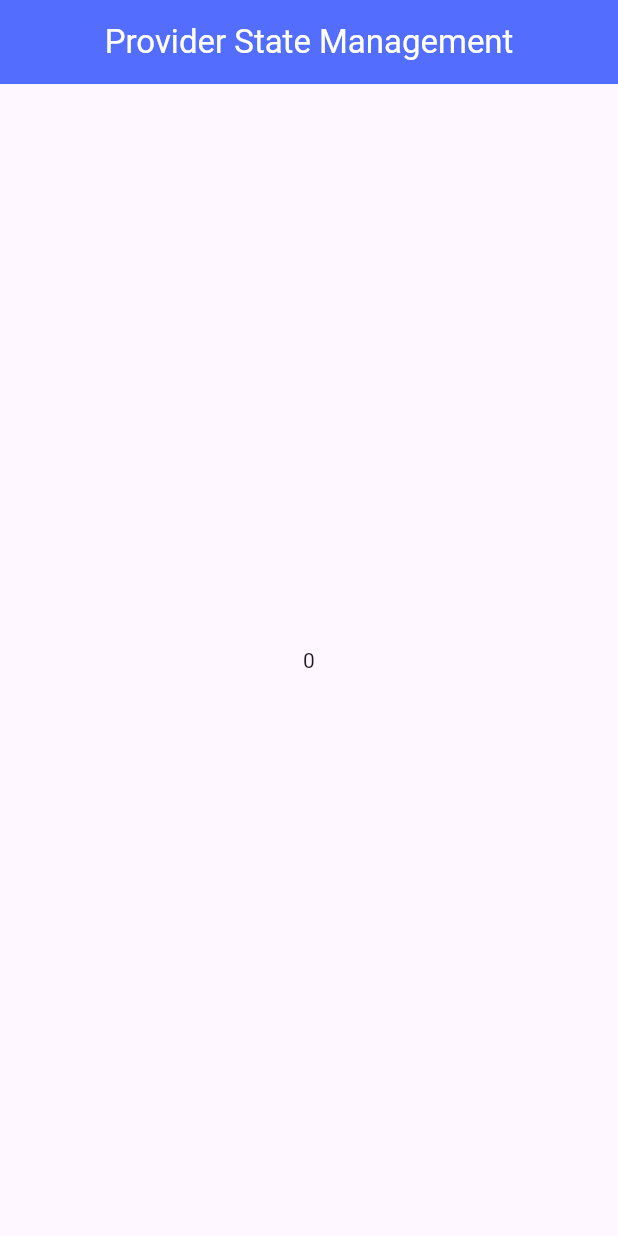
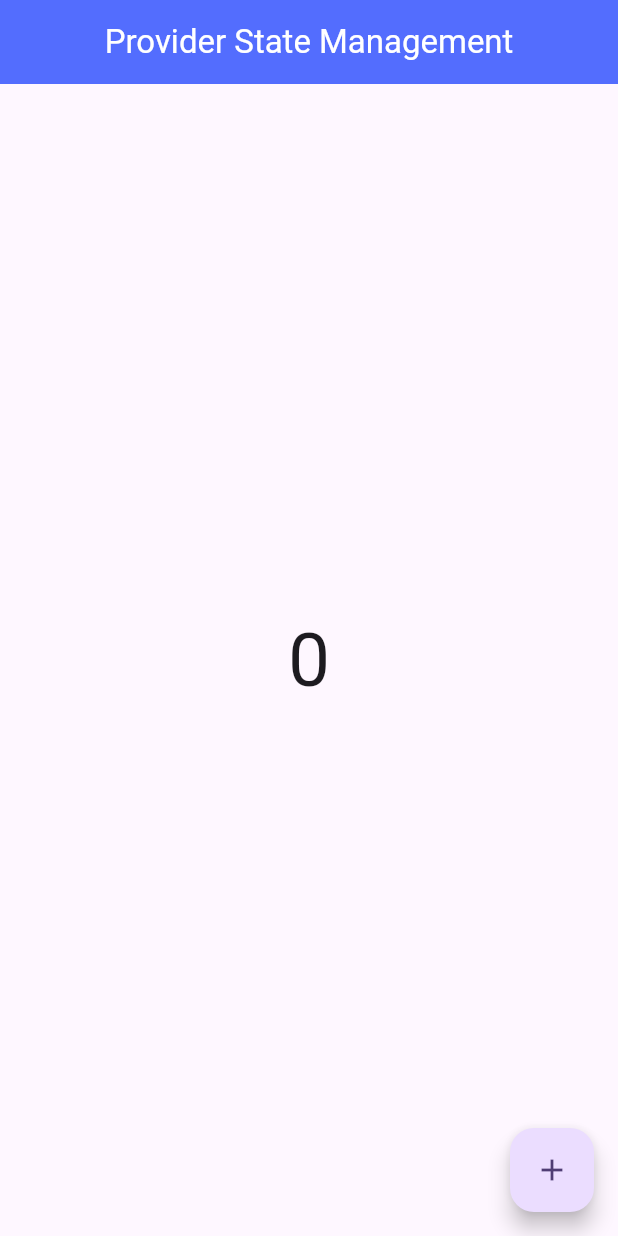
Before and after one commit to musman023/provider-state-management, a Flutter app: the screen it shows after launch, on a phone screen of 412 x 824 dp. Run offline on Flutter 3.47's test engine with Material 3 defaults, Android fonts, the phone set to English and light mode, and no system bars.

Commit message:
count provider

```diff
--- a/lib/provider/count_provider.dart
+++ b/lib/provider/count_provider.dart
@@ -1,3 +1,11 @@
 import 'package:flutter/material.dart';
 
-class CountProvider with ChangeNotifier {}
+class CountProvider with ChangeNotifier {
+  int _count = 0;
+  int get count => _count;
+
+  void setCount() {
+    _count++;
+    notifyListeners();
+  }
+}
--- a/lib/screen/count_example.dart
+++ b/lib/screen/count_example.dart
@@ -1,4 +1,6 @@
 import 'package:flutter/material.dart';
+import 'package:provider/provider.dart';
+import 'package:provider_tutorial/provider/count_provider.dart';
 
 class CountExample extends StatefulWidget {
   const CountExample({super.key});
@@ -10,6 +12,7 @@ class CountExample extends StatefulWidget {
 class _CountExampleState extends State<CountExample> {
   @override
   Widget build(BuildContext context) {
+    final countProvider = Provider.of<CountProvider>(context, listen: false);
     return Scaffold(
       appBar: AppBar(
         centerTitle: true,
@@ -21,7 +24,20 @@ class _CountExampleState extends State<CountExample> {
         ),
       ),
       body: Center(
-        child: Text("0"),
+        child: Consumer<CountProvider>(
+          builder: (BuildContext context, value, child) {
+            return Text(
+              value.count.toString(),
+              style: TextStyle(fontSize: 50),
+            );
+          },
+        ),
+      ),
+      floatingActionButton: FloatingActionButton(
+        onPressed: () {
+          countProvider.setCount();
+        },
+        child: const Icon(Icons.add),
       ),
     );
   }
```
